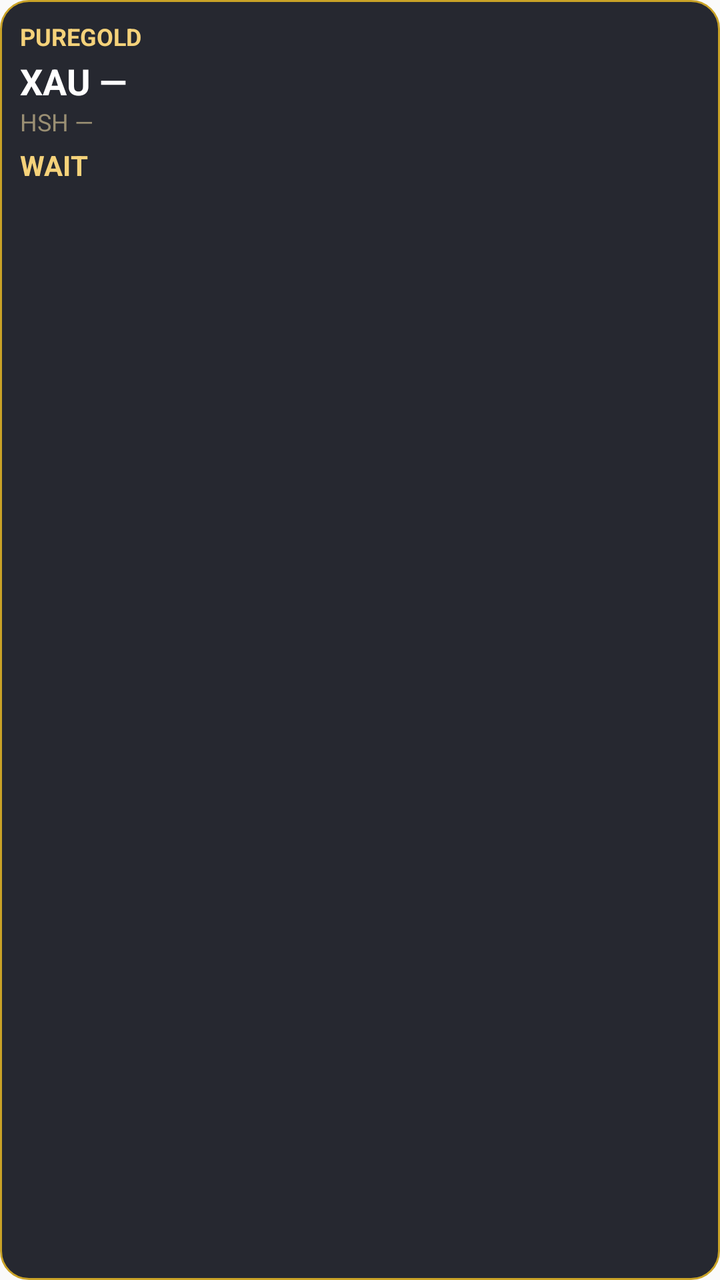
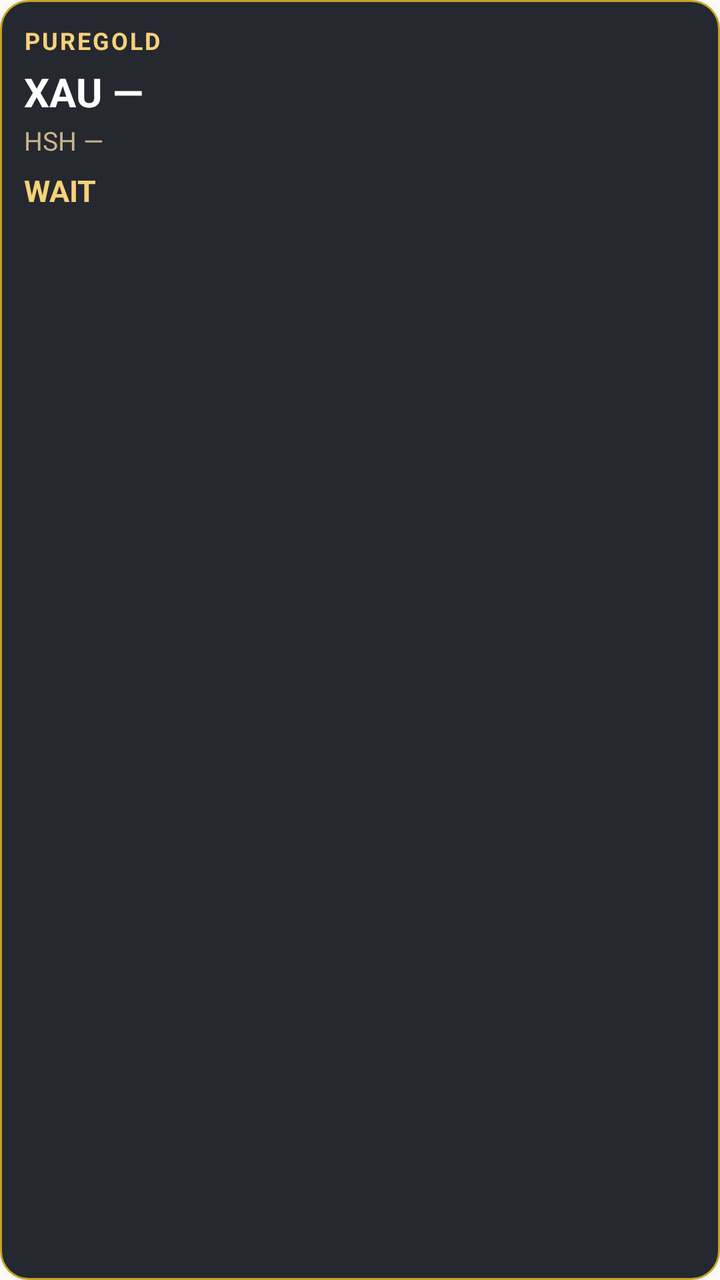

The first picture is an Android layout as it rendered before a commit; the second is the same layout after the commit. The layout source and the unified diff follow.
<!-- AndroidManifest.xml: application theme AppTheme -->
<!-- res/layout/widget_gold.xml -->
<?xml version="1.0" encoding="utf-8"?>
<LinearLayout xmlns:android="http://schemas.android.com/apk/res/android"
    android:id="@+id/widget_root"
    android:layout_width="match_parent"
    android:layout_height="match_parent"
    android:orientation="vertical"
    android:padding="10dp"
    android:background="@drawable/widget_bg">
    <TextView android:id="@+id/w_title" android:layout_width="match_parent" android:layout_height="wrap_content"
        android:text="PUREGOLD" android:textColor="#F5D27A" android:textStyle="bold" android:textSize="12sp"/>
    <TextView android:id="@+id/w_xau" android:layout_width="match_parent" android:layout_height="wrap_content"
        android:text="XAU —" android:textColor="#FFFFFF" android:textStyle="bold" android:textSize="18sp" android:layout_marginTop="2dp"/>
    <TextView android:id="@+id/w_thai" android:layout_width="match_parent" android:layout_height="wrap_content"
        android:text="HSH —" android:textColor="#9A8F73" android:textSize="12sp"/>
    <TextView android:id="@+id/w_signal" android:layout_width="match_parent" android:layout_height="wrap_content"
        android:text="WAIT" android:textColor="#F5D27A" android:textStyle="bold" android:textSize="14sp" android:layout_marginTop="4dp"/>
</LinearLayout>
<!-- resources referenced by this layout -->
<resources>
  <!-- drawable widget_bg (drawable) -->
  <?xml version="1.0" encoding="utf-8"?>
  <shape xmlns:android="http://schemas.android.com/apk/res/android" android:shape="rectangle">
      <solid android:color="#E610121B"/>
      <corners android:radius="14dp"/>
      <stroke android:width="1dp" android:color="#C9A227"/>
  </shape>
  <style name="AppTheme" parent="Theme.AppCompat.Light.DarkActionBar">
          
          <item name="colorPrimary">@color/colorPrimary</item>
          <item name="colorPrimaryDark">@color/colorPrimaryDark</item>
          <item name="colorAccent">@color/colorAccent</item>
      </style>
</resources>

<!-- the commit's change to res/layout/widget_gold.xml (unified diff, before → after) -->
@@ -4,14 +4,24 @@
     android:layout_width="match_parent"
     android:layout_height="match_parent"
     android:orientation="vertical"
-    android:padding="10dp"
+    android:padding="12dp"
     android:background="@drawable/widget_bg">
     <TextView android:id="@+id/w_title" android:layout_width="match_parent" android:layout_height="wrap_content"
-        android:text="PUREGOLD" android:textColor="#F5D27A" android:textStyle="bold" android:textSize="12sp"/>
+        android:text="PUREGOLD" android:textColor="#F5D27A" android:textStyle="bold" android:textSize="12sp"
+        android:letterSpacing="0.08"/>
     <TextView android:id="@+id/w_xau" android:layout_width="match_parent" android:layout_height="wrap_content"
-        android:text="XAU —" android:textColor="#FFFFFF" android:textStyle="bold" android:textSize="18sp" android:layout_marginTop="2dp"/>
+        android:text="XAU —" android:textColor="#FFFFFF" android:textStyle="bold" android:textSize="20sp"
+        android:layout_marginTop="4dp" android:maxLines="1"/>
     <TextView android:id="@+id/w_thai" android:layout_width="match_parent" android:layout_height="wrap_content"
-        android:text="HSH —" android:textColor="#9A8F73" android:textSize="12sp"/>
+        android:text="HSH —" android:textColor="#C9B48A" android:textSize="13sp" android:layout_marginTop="2dp"
+        android:maxLines="2"/>
     <TextView android:id="@+id/w_signal" android:layout_width="match_parent" android:layout_height="wrap_content"
-        android:text="WAIT" android:textColor="#F5D27A" android:textStyle="bold" android:textSize="14sp" android:layout_marginTop="4dp"/>
+        android:text="WAIT" android:textColor="#F5D27A" android:textStyle="bold" android:textSize="15sp"
+        android:layout_marginTop="6dp" android:maxLines="1"/>
+    <TextView android:id="@+id/w_plan" android:layout_width="match_parent" android:layout_height="wrap_content"
+        android:text="" android:textColor="#A89F88" android:textSize="11sp" android:layout_marginTop="2dp"
+        android:maxLines="2"/>
+    <TextView android:id="@+id/w_updated" android:layout_width="match_parent" android:layout_height="wrap_content"
+        android:text="" android:textColor="#6E6858" android:textSize="10sp" android:layout_marginTop="6dp"
+        android:maxLines="1"/>
 </LinearLayout>
